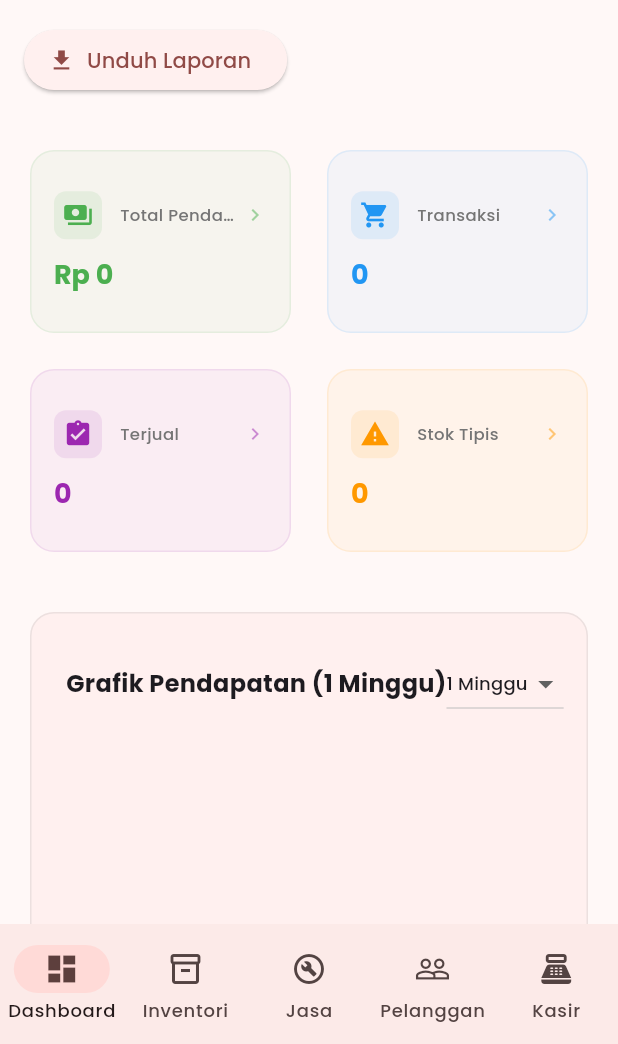
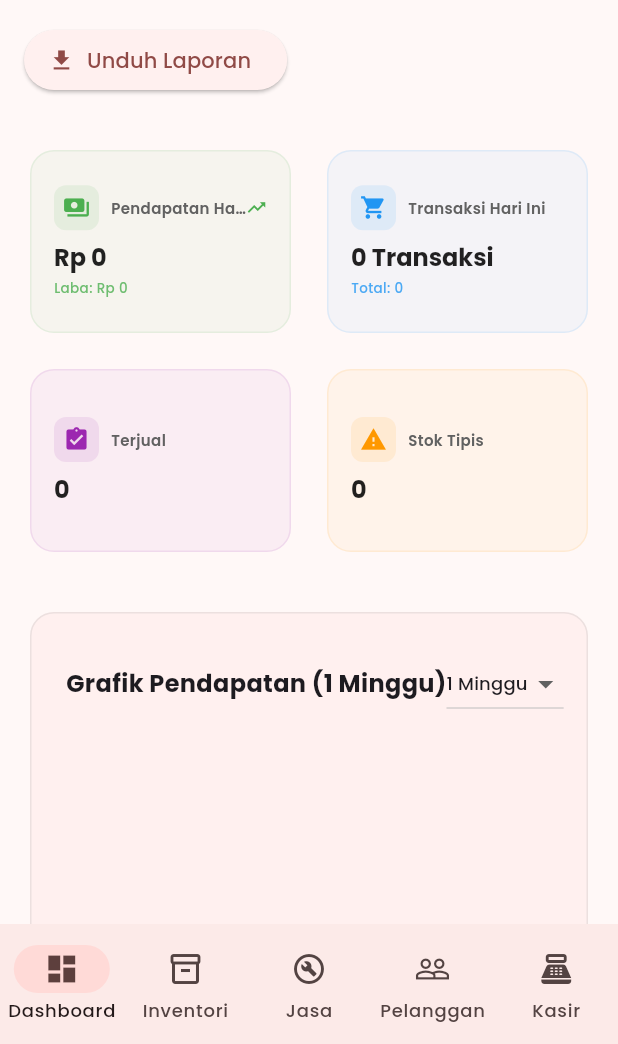
Before and after one commit to mountalgoid/kasirmotor, a Flutter app: the screen it shows after launch, on a phone screen of 412 x 824 dp, the part 192-1236 px from its top. Run offline on Flutter 3.47's test engine with Material 3 defaults, Android fonts, the phone set to English and light mode, and no system bars; drawn by our look-alikes of fl_chart; our stand-ins replace google_fonts, image_picker, pdf, printing, shared_preferences; accounts and stored records are empty.

Commit message:
Enhance dashboard revenue and transaction stats with real-time daily details and trends.
- Updated 'Total Pendapatan' to 'Pendapatan Hari Ini' showing Gross Revenue and Net Profit (Laba).
- Updated 'Transaksi' to 'Transaksi Hari Ini' showing daily count and total history count.
- Added trend indicators comparing today's revenue to yesterday's.
- Refined _buildStatCard for better information density and visual feedback.

Co-authored-by: mountalgoid <255327229+mountalgoid@users.noreply.github.com>

```diff
--- a/lib/widgets/dashboard_home.dart
+++ b/lib/widgets/dashboard_home.dart
@@ -30,8 +30,27 @@ class _DashboardHomeState extends State<DashboardHome> {
     final currencyFormat = NumberFormat.currency(locale: 'id', symbol: 'Rp ', decimalDigits: 0);
     final isMobile = MediaQuery.of(context).size.width < 850;
 
-    double totalRevenue = provider.transactions.fold(0, (sum, tx) => sum + tx.totalAmount);
-    double totalNetProfit = provider.transactions.fold(0, (sum, tx) => sum + tx.totalProfit);
+    final now = DateTime.now();
+    final today = DateTime(now.year, now.month, now.day);
+    final yesterday = today.subtract(const Duration(days: 1));
+
+    final todayTransactions = provider.transactions.where((tx) =>
+      tx.date.isAfter(today.subtract(const Duration(seconds: 1)))).toList();
+
+    final yesterdayTransactions = provider.transactions.where((tx) =>
+      tx.date.isAfter(yesterday.subtract(const Duration(seconds: 1))) &&
+      tx.date.isBefore(today)).toList();
+
+    double todayRevenue = todayTransactions.fold(0, (sum, tx) => sum + tx.totalAmount);
+    double todayProfit = todayTransactions.fold(0, (sum, tx) => sum + tx.totalProfit);
+    int todayCount = todayTransactions.length;
+
+    double yesterdayRevenue = yesterdayTransactions.fold(0, (sum, tx) => sum + tx.totalAmount);
+
+    double revenueTrend = yesterdayRevenue == 0
+        ? (todayRevenue > 0 ? 100 : 0)
+        : ((todayRevenue - yesterdayRevenue) / yesterdayRevenue) * 100;
+
     int totalPartsSold = provider.transactions.fold(0, (sum, tx) => sum + tx.items.where((i) => !i.isService).length);
 
     return Scaffold(
@@ -73,8 +92,25 @@ class _DashboardHomeState extends State<DashboardHome> {
                   crossAxisSpacing: 16,
                   mainAxisSpacing: 16,
                   children: [
-                    _buildStatCard(context, 'Total Pendapatan', currencyFormat.format(totalRevenue), Icons.payments, Colors.green, onTap: () => _showRevenueDetails(context, provider, currencyFormat)),
-                    _buildStatCard(context, 'Transaksi', provider.transactions.length.toString(), Icons.shopping_cart, Colors.blue, onTap: () => _showTransactionDetails(context, provider, currencyFormat)),
+                    _buildStatCard(
+                      context,
+                      'Pendapatan Hari Ini',
+                      currencyFormat.format(todayRevenue),
+                      Icons.payments,
+                      Colors.green,
+                      subtitle: 'Laba: ${currencyFormat.format(todayProfit)}',
+                      trend: revenueTrend,
+                      onTap: () => _showRevenueDetails(context, provider, currencyFormat),
+                    ),
+                    _buildStatCard(
+                      context,
+                      'Transaksi Hari Ini',
+                      '$todayCount Transaksi',
+                      Icons.shopping_cart,
+                      Colors.blue,
+                      subtitle: 'Total: ${provider.transactions.length}',
+                      onTap: () => _showTransactionDetails(context, provider, currencyFormat),
+                    ),
                     _buildStatCard(context, 'Terjual', totalPartsSold.toString(), Icons.assignment_turned_in, Colors.purple, onTap: () => _showItemsSoldDetails(context, provider, currencyFormat)),
                     _buildStatCard(context, 'Stok Tipis', provider.spareParts.where((p) => p.stock < 5).length.toString(), Icons.warning, Colors.orange, onTap: () => _showLowStockDetails(context, provider, currencyFormat)),
                   ],
@@ -547,7 +583,16 @@ class _DashboardHomeState extends State<DashboardHome> {
     );
   }
 
-  Widget _buildStatCard(BuildContext context, String title, String value, IconData icon, Color color, {VoidCallback? onTap}) {
+  Widget _buildStatCard(
+    BuildContext context,
+    String title,
+    String value,
+    IconData icon,
+    Color color, {
+    String? subtitle,
+    double? trend,
+    VoidCallback? onTap,
+  }) {
     return InkWell(
       onTap: onTap,
       borderRadius: BorderRadius.circular(16),
@@ -566,30 +611,47 @@ class _DashboardHomeState extends State<DashboardHome> {
                   Container(
                     padding: const EdgeInsets.all(6),
                     decoration: BoxDecoration(color: color.withOpacity(0.1), borderRadius: BorderRadius.circular(8)),
-                    child: Icon(icon, color: color, size: 20),
+                    child: Icon(icon, color: color, size: 18),
                   ),
-                  const SizedBox(width: 12),
+                  const SizedBox(width: 8),
                   Expanded(
                     child: Text(
                       title,
-                      style: TextStyle(color: Colors.grey[600], fontSize: 11, fontWeight: FontWeight.w500),
+                      style: TextStyle(color: Colors.grey[700], fontSize: 10, fontWeight: FontWeight.w600),
                       maxLines: 1,
                       overflow: TextOverflow.ellipsis,
                     ),
                   ),
-                  if (onTap != null)
-                    Icon(Icons.chevron_right, size: 16, color: color.withOpacity(0.5)),
+                  if (trend != null)
+                    Icon(
+                      trend >= 0 ? Icons.trending_up : Icons.trending_down,
+                      size: 14,
+                      color: trend >= 0 ? Colors.green : Colors.red,
+                    ),
                 ],
               ),
-              const SizedBox(height: 12),
+              const SizedBox(height: 8),
               FittedBox(
                 fit: BoxFit.scaleDown,
                 alignment: Alignment.centerLeft,
                 child: Text(
                   value,
-                  style: Theme.of(context).textTheme.titleLarge?.copyWith(fontWeight: FontWeight.bold, color: color, fontSize: 18),
+                  style: Theme.of(context).textTheme.titleLarge?.copyWith(
+                    fontWeight: FontWeight.bold,
+                    color: Colors.black87,
+                    fontSize: 16
+                  ),
                 ),
               ),
+              if (subtitle != null) ...[
+                const SizedBox(height: 4),
+                Text(
+                  subtitle,
+                  style: TextStyle(color: color.withOpacity(0.8), fontSize: 9, fontWeight: FontWeight.w500),
+                  maxLines: 1,
+                  overflow: TextOverflow.ellipsis,
+                ),
+              ],
             ],
           ),
         ),
```
